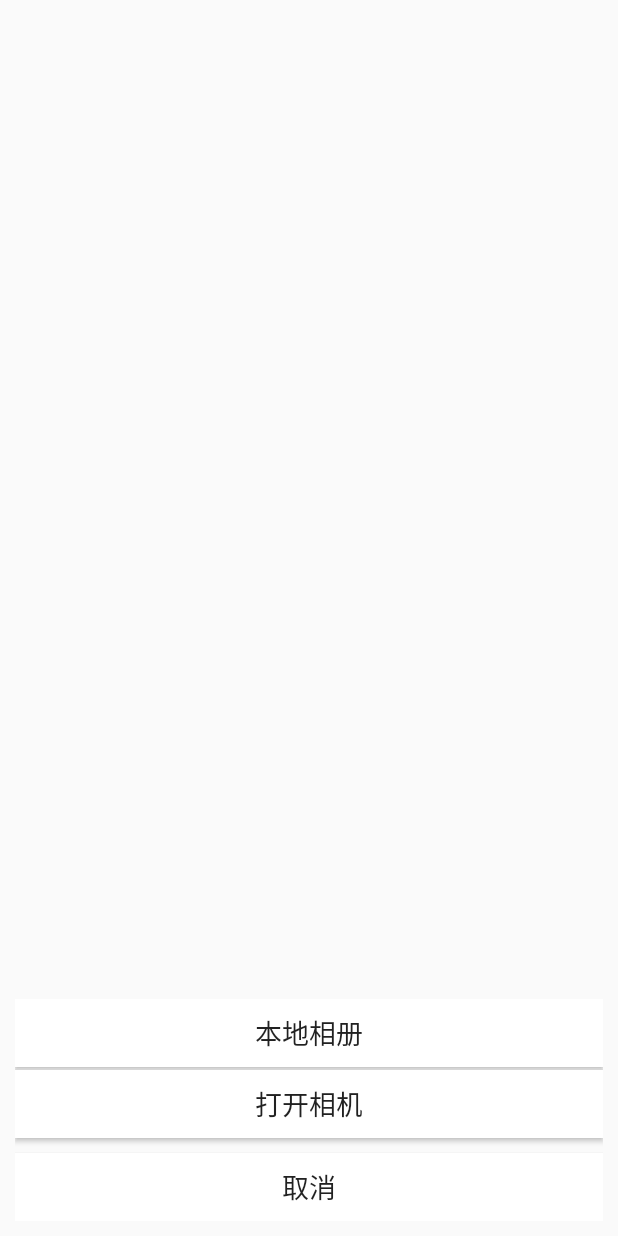
After one commit to YaYChen/MarketProject-AndroidProject, an Android app: the layout popup_camera_need_view.xml on its own in the app's theme, with its tools: preview values and no code run, on a phone screen of 412 x 824 dp. The commit adds this screen. Run offline under Robolectric (Android 15) with nearby library versions, the phone set to English and light mode, and no system bars.

Commit message:
commit_20190417

```diff
--- /dev/null
+++ b/zxing-master/app/src/main/res/layout/popup_camera_need_view.xml
@@ -0,0 +1,42 @@
+<?xml version="1.0" encoding="utf-8"?>
+<RelativeLayout xmlns:android="http://schemas.android.com/apk/res/android"
+    android:layout_width="match_parent"
+    android:layout_height="wrap_content"
+    >
+    <LinearLayout
+        android:layout_margin="10dp"
+        android:paddingBottom="10dp"
+        android:layout_width="match_parent"
+        android:layout_height="wrap_content"
+        android:layout_alignParentBottom="true"
+        android:orientation="vertical" >
+
+        <Button
+            android:id="@+id/btn_pop_album"
+            android:layout_width="match_parent"
+            android:layout_height="45dp"
+            android:text="@string/button_album"
+            android:background="#ffff"
+            android:textSize="18sp" />
+
+        <Button
+            android:id="@+id/btn_pop_camera"
+            android:layout_width="match_parent"
+            android:layout_height="45dp"
+            android:text="@string/button_camera"
+            android:layout_marginTop="2dp"
+            android:background="#ffff"
+            android:textSize="18sp" />
+
+        <Button
+            android:id="@+id/btn_pop_cancel"
+            android:layout_width="match_parent"
+            android:layout_height="45dp"
+            android:layout_marginTop="10dp"
+            android:background="#ffff"
+            android:text="@string/button_cancel"
+            android:textSize="18sp" />
+    </LinearLayout>
+
+
+</RelativeLayout>
--- a/zxing-master/app/src/main/res/values/strings.xml
+++ b/zxing-master/app/src/main/res/values/strings.xml
@@ -17,5 +17,6 @@
     <!--button-->
     <string name="button_cancel">取消</string>
     <string name="button_confirm">确认</string>
-
+    <string name="button_album">本地相册</string>
+    <string name="button_camera">打开相机</string>
 </resources>
```
Also changed, not shown: zxing-master/app/src/main/java/com/yzq/zxing/EditProductFragment.java (+111 -2 lines), zxing-master/app/src/main/java/com/yzq/zxing/ProductActivity.java (+20 -0 lines).
